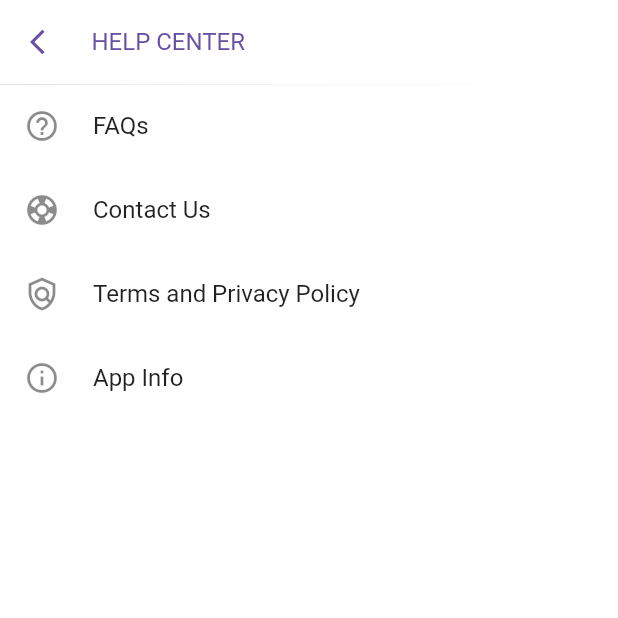
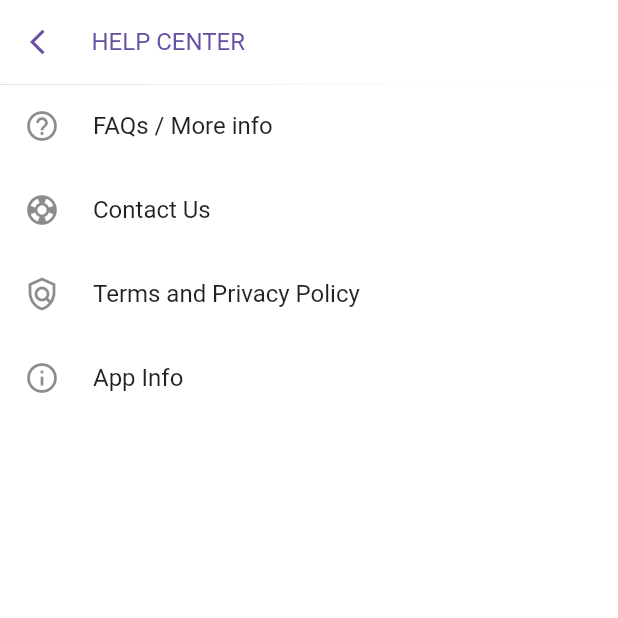
Before and after one commit to rbkayz/forge, a Flutter app: the HelpCenter screen opened directly, on a phone screen of 412 x 824 dp, the top half of it. Run offline on Flutter 3.47's test engine with Material 2 defaults, Android fonts, the phone set to English and light mode, and no system bars; our stand-ins replace awesome_notifications, firebase_auth, firebase_core, flutter_colorpicker, flutter_contacts, flutter_neumorphic and 6 more; missing offline and left inert: mixpanel_flutter; accounts and stored records are empty.

```diff
--- a/lib/screens/tab_settings/help_center.dart
+++ b/lib/screens/tab_settings/help_center.dart
@@ -1,6 +1,5 @@
 import 'package:flutter/material.dart';
 import 'package:forge/components/appbar.dart';
-import 'package:url_launcher/url_launcher.dart';
 import 'package:url_launcher/url_launcher_string.dart';
 
 import '../../utilities/constants.dart';
@@ -47,7 +46,7 @@ class WidgetFAQs extends StatelessWidget {
     return ListTile(
       minLeadingWidth: 30,
       leading: const Icon(Icons.help_outline),
-      title: const Text('FAQs'),
+      title: const Text('FAQs / More info'),
       onTap: () async {
 
         String url = 'https://forgeapp.net';
```
